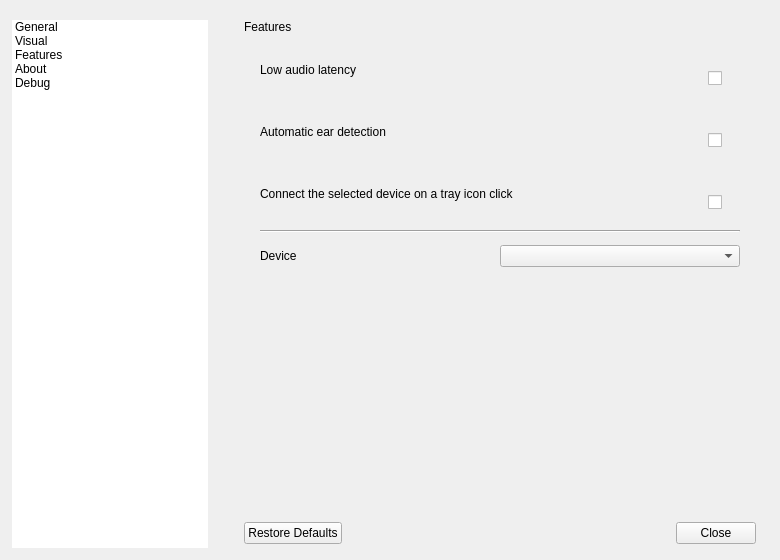
Old version of the form Source/Gui/SettingsWindow.ui in the repository SpriteOvO/AirPodsDesktop.
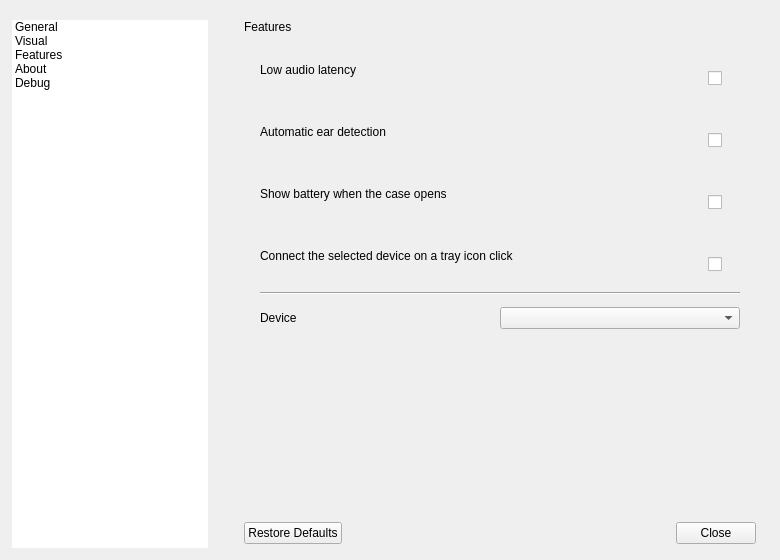
New version of the form. The open tabs and pages were chosen to show the change. Icons and pictures are not drawn.

Commit message: feat: setting to turn off the lid popup, and show it without taking focus

Diff of the .ui file:
```diff
--- a/Source/Gui/SettingsWindow.ui
+++ b/Source/Gui/SettingsWindow.ui
@@ -955,6 +955,76 @@
            </layout>
           </widget>
          </item>
+         <item>
+          <widget class="QFrame" name="cardLidPopup">
+           <property name="frameShape">
+            <enum>QFrame::NoFrame</enum>
+           </property>
+           <property name="cssClass" stdset="0">
+            <string notr="true">settingCard</string>
+           </property>
+           <layout class="QHBoxLayout" name="cardLidPopupLayout" stretch="1,0">
+            <property name="spacing">
+             <number>16</number>
+            </property>
+            <property name="leftMargin">
+             <number>16</number>
+            </property>
+            <property name="topMargin">
+             <number>12</number>
+            </property>
+            <property name="rightMargin">
+             <number>16</number>
+            </property>
+            <property name="bottomMargin">
+             <number>12</number>
+            </property>
+            <item>
+             <layout class="QVBoxLayout" name="cardLidPopupText">
+              <property name="spacing">
+               <number>2</number>
+              </property>
+              <item>
+               <widget class="QLabel" name="lbLidPopup">
+                <property name="text">
+                 <string>Show battery when the case opens</string>
+                </property>
+                <property name="cssClass" stdset="0">
+                 <string notr="true">cardTitle</string>
+                </property>
+               </widget>
+              </item>
+              <item>
+               <widget class="QLabel" name="lbDescLidPopup">
+                <property name="text">
+                 <string notr="true"/>
+                </property>
+                <property name="wordWrap">
+                 <bool>true</bool>
+                </property>
+                <property name="cssClass" stdset="0">
+                 <string notr="true">cardDescription</string>
+                </property>
+               </widget>
+              </item>
+             </layout>
+            </item>
+            <item>
+             <widget class="QCheckBox" name="cbLidPopup">
+              <property name="minimumSize">
+               <size>
+                <width>32</width>
+                <height>32</height>
+               </size>
+              </property>
+              <property name="text">
+               <string notr="true"/>
+              </property>
+             </widget>
+            </item>
+           </layout>
+          </widget>
+         </item>
          <item>
           <widget class="QFrame" name="cardTrayQuickConnect">
            <property name="frameShape">
```
The commit also changes 7 other files.
